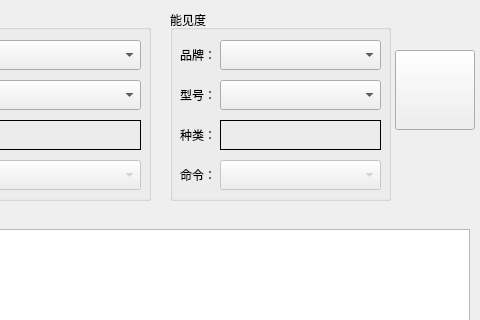
Old version of the form widget.ui in the repository luo286980460/utisDeviceServer; both pictures show x 320 to 800 and y 0 to 320 of the 800 by 574 pixel window.
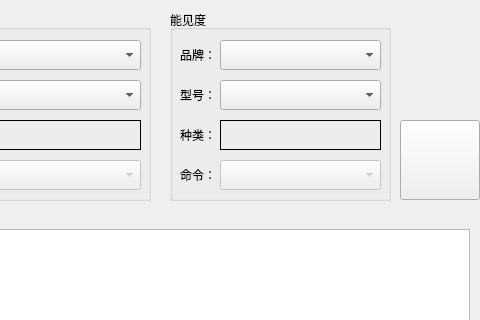
New version of the form. Icons and pictures are not drawn.

```diff
--- a/widget.ui
+++ b/widget.ui
@@ -39,8 +39,8 @@
   <widget class="QPushButton" name="startBtn">
    <property name="geometry">
     <rect>
-     <x>715</x>
-     <y>50</y>
+     <x>720</x>
+     <y>120</y>
      <width>80</width>
      <height>80</height>
     </rect>
```
